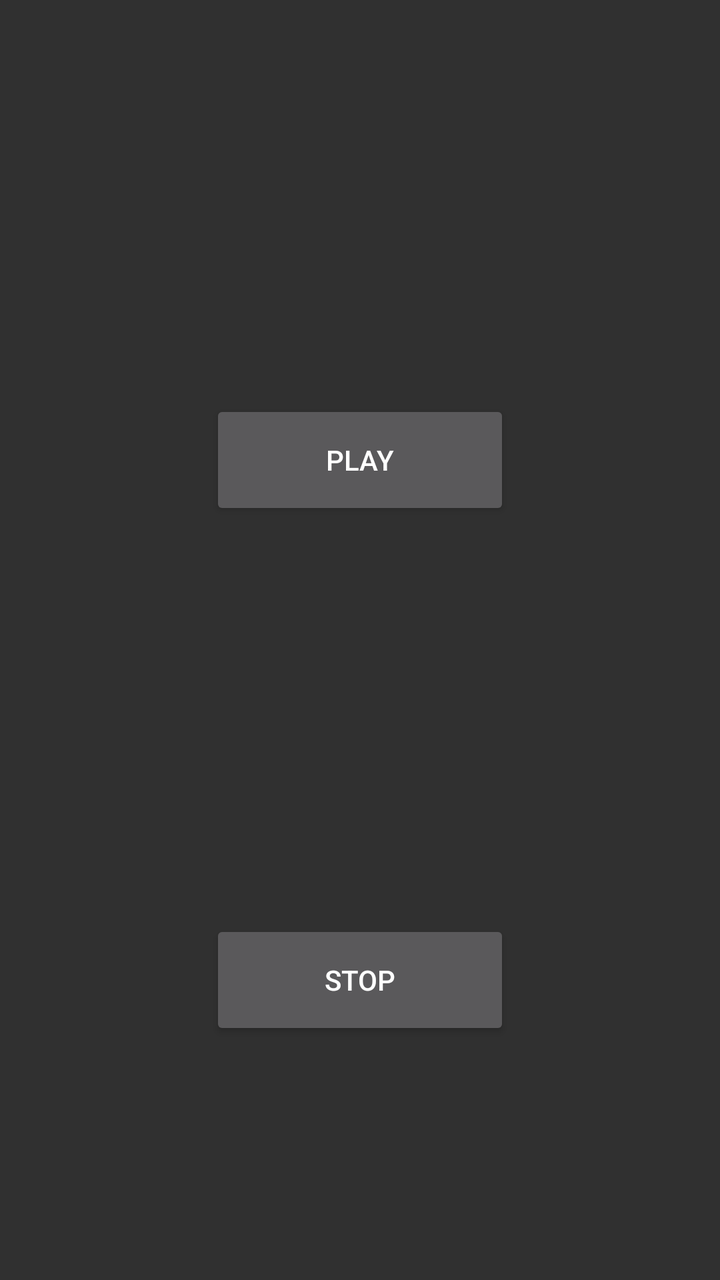
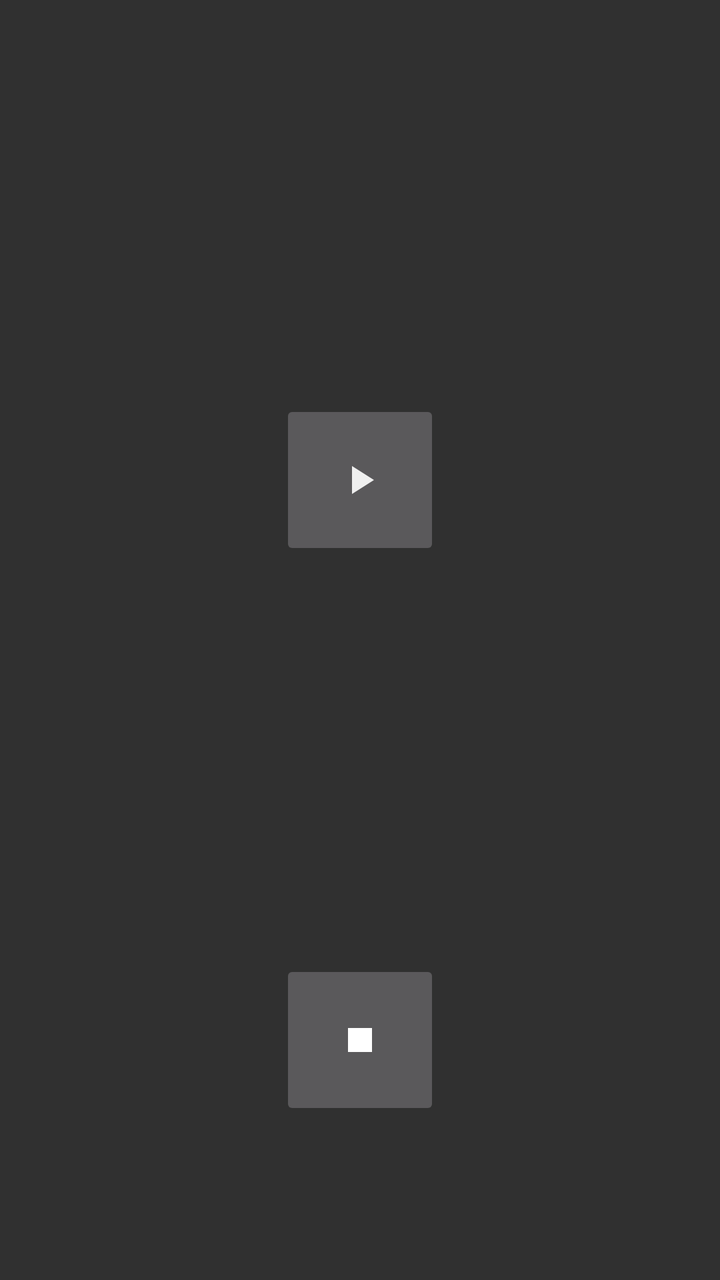

An Android layout rendered at two revisions. The XML below is the earlier revision; the diff shows what the commit changed to produce the second picture.
<!-- AndroidManifest.xml: application theme AppTheme -->
<!-- res/layout/content_main.xml -->
<?xml version="1.0" encoding="utf-8"?>
<LinearLayout xmlns:android="http://schemas.android.com/apk/res/android"
        xmlns:tools="http://schemas.android.com/tools"
        android:layout_width="match_parent"
        android:layout_height="match_parent"
        tools:showIn="@layout/activity_main"
        android:gravity="center_horizontal"
        android:orientation="vertical"
        tools:context=".MainActivity">

    <Button
            android:id="@+id/buttonPlay128"
            android:layout_height="wrap_content"
            android:layout_width="150dp"
            android:layout_marginTop="200dp"
            android:minHeight="60dp"
            android:onClick="onClick"
            android:text="Play" />

    <Button
            android:id="@+id/buttonStop"
            android:layout_height="wrap_content"
            android:layout_width="150dp"
            android:layout_marginTop="200dp"
            android:minHeight="60dp"
            android:onClick="onClick"
            android:text="Stop" />

</LinearLayout>
<!-- res/layout/activity_main.xml (included above) -->
<?xml version="1.0" encoding="utf-8"?>
<androidx.coordinatorlayout.widget.CoordinatorLayout
        xmlns:android="http://schemas.android.com/apk/res/android"
        xmlns:app="http://schemas.android.com/apk/res-auto"
        xmlns:tools="http://schemas.android.com/tools"
        android:layout_width="match_parent"
        android:layout_height="match_parent"
        android:fitsSystemWindows="true"
        app:layout_behavior="@string/appbar_scrolling_view_behavior"
        tools:context=".MainActivity">

    <com.google.android.material.appbar.AppBarLayout
            android:layout_height="wrap_content"
            android:layout_width="match_parent"
            android:theme="@style/AppTheme.AppBarOverlay">

        <androidx.appcompat.widget.Toolbar
                android:id="@+id/toolbar"
                android:layout_width="match_parent"
                android:layout_height="?attr/actionBarSize"
                android:background="?attr/colorPrimary"
                app:title="RFI player"
                app:popupTheme="@style/AppTheme.PopupOverlay" />

    </com.google.android.material.appbar.AppBarLayout>

    <include
            android:id="@+id/include"
            layout="@layout/content_main"
            android:layout_width="match_parent"
            android:layout_height="match_parent"
            android:layout_marginTop="?android:attr/actionBarSize" />


</androidx.coordinatorlayout.widget.CoordinatorLayout>
<!-- resources referenced by this layout -->
<resources>
  <style name="AppTheme.AppBarOverlay" parent="ThemeOverlay.AppCompat.Dark.ActionBar" />
  <style name="AppTheme.PopupOverlay" parent="ThemeOverlay.AppCompat.Light" />
  <style name="AppTheme" parent="Theme.AppCompat">
          
          <item name="colorPrimary">@color/colorPrimary</item>
          <item name="colorPrimaryDark">@color/colorPrimaryDark</item>
          <item name="colorAccent">@color/colorAccent</item>
      </style>
  <color name="colorPrimary">#D00009</color>
  <color name="colorPrimaryDark">#A00009</color>
  <color name="colorAccent">#FFC107</color>
</resources>

<!-- the commit's change to res/layout/content_main.xml (unified diff, before → after) -->
@@ -8,23 +8,27 @@
         android:orientation="vertical"
         tools:context=".MainActivity">
 
-    <Button
+    <ImageButton
             android:id="@+id/buttonPlay128"
             android:layout_height="wrap_content"
-            android:layout_width="150dp"
+            android:layout_width="wrap_content"
             android:layout_marginTop="200dp"
-            android:minHeight="60dp"
+            android:minHeight="@dimen/min_btn_size"
+            android:minWidth="@dimen/min_btn_size"
+            android:src="@drawable/ic_play"
             android:onClick="onClick"
-            android:text="Play" />
+            android:contentDescription="play" />
 
-    <Button
+    <ImageButton
             android:id="@+id/buttonStop"
             android:layout_height="wrap_content"
-            android:layout_width="150dp"
+            android:layout_width="wrap_content"
             android:layout_marginTop="200dp"
-            android:minHeight="60dp"
+            android:minHeight="@dimen/min_btn_size"
+            android:minWidth="@dimen/min_btn_size"
             android:onClick="onClick"
-            android:text="Stop" />
+            android:src="@drawable/ic_stop"
+            android:contentDescription="stop" />
 
 </LinearLayout>
 <!-- res/layout/activity_main.xml (included above) -->
<!-- resource entries referenced after the edit -->
@@ -1,5 +1,18 @@
 <!-- resources referenced by this layout -->
 <resources>
+  <dimen name="min_btn_size">80dp</dimen>
+  <!-- drawable ic_play (drawable) -->
+  <vector android:alpha="0.9" android:height="24dp" android:tint="#FFFFFF"
+      android:viewportHeight="24.0" android:viewportWidth="24.0"
+      android:width="24dp" xmlns:android="http://schemas.android.com/apk/res/android">
+      <path android:fillColor="#FF000000" android:pathData="M8,5v14l11,-7z"/>
+  </vector>
+  <!-- drawable ic_stop (drawable) -->
+  <vector android:height="24dp" android:tint="#FFFFFF"
+      android:viewportHeight="24" android:viewportWidth="24"
+      android:width="24dp" xmlns:android="http://schemas.android.com/apk/res/android">
+      <path android:fillColor="@android:color/white" android:pathData="M6,6h12v12H6z"/>
+  </vector>
   <style name="AppTheme.AppBarOverlay" parent="ThemeOverlay.AppCompat.Dark.ActionBar" />
   <style name="AppTheme.PopupOverlay" parent="ThemeOverlay.AppCompat.Light" />
   <style name="AppTheme" parent="Theme.AppCompat">
